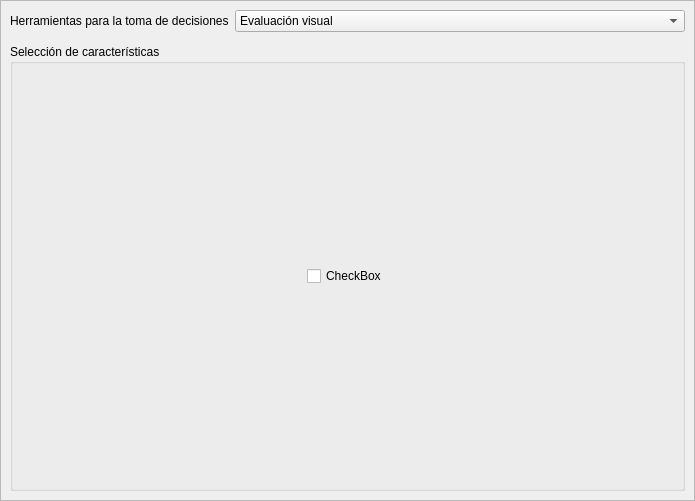
The window that ui_src/FS/FeatureSelectionWidget.ui (elagabalus01/myner) describes before a commit, drawn with Qt 5.
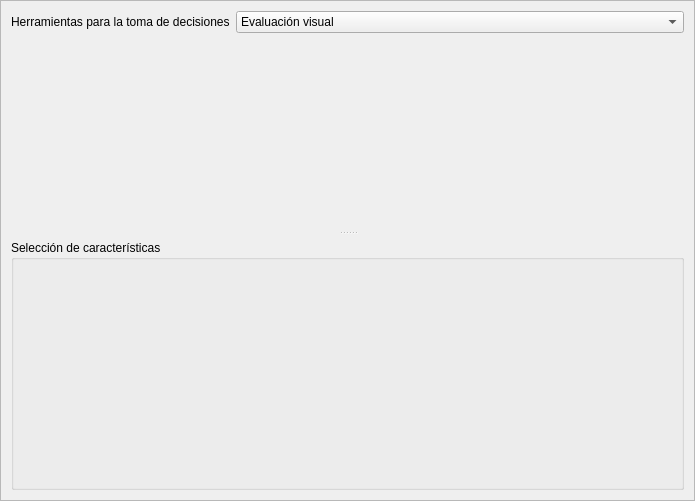
The same window after the commit.

The edit to the form file:
```diff
--- a/ui_src/FS/FeatureSelectionWidget.ui
+++ b/ui_src/FS/FeatureSelectionWidget.ui
@@ -13,10 +13,7 @@
   <property name="windowTitle">
    <string>Form</string>
   </property>
-  <layout class="QVBoxLayout" name="verticalLayout">
-   <property name="spacing">
-    <number>0</number>
-   </property>
+  <layout class="QGridLayout" name="gridLayout_3">
    <property name="leftMargin">
     <number>0</number>
    </property>
@@ -29,7 +26,7 @@
    <property name="bottomMargin">
     <number>0</number>
    </property>
-   <item>
+   <item row="0" column="0">
     <widget class="QScrollArea" name="scrollArea">
      <property name="sizePolicy">
       <sizepolicy hsizetype="Expanding" vsizetype="Expanding">
@@ -49,20 +46,53 @@
         <height>499</height>
        </rect>
       </property>
-      <layout class="QGridLayout" name="gridLayout_2">
+      <layout class="QGridLayout" name="gridLayout_4">
+       <property name="leftMargin">
+        <number>5</number>
+       </property>
+       <property name="topMargin">
+        <number>5</number>
+       </property>
+       <property name="rightMargin">
+        <number>5</number>
+       </property>
+       <property name="bottomMargin">
+        <number>5</number>
+       </property>
        <item row="0" column="0">
-        <widget class="QLabel" name="label">
-         <property name="sizePolicy">
-          <sizepolicy hsizetype="Fixed" vsizetype="Fixed">
-           <horstretch>0</horstretch>
-           <verstretch>0</verstretch>
-          </sizepolicy>
+        <widget class="QSplitter" name="splitter">
+         <property name="baseSize">
+          <size>
+           <width>0</width>
+           <height>0</height>
+          </size>
          </property>
-         <property name="text">
-          <string>Herramientas para la toma de decisiones</string>
+         <property name="lineWidth">
+          <number>1</number>
          </property>
-        </widget>
-       </item>
+         <property name="orientation">
+          <enum>Qt::Vertical</enum>
+         </property>
+         <property name="opaqueResize">
+          <bool>true</bool>
+         </property>
+         <property name="handleWidth">
+          <number>3</number>
+         </property>
+         <widget class="QWidget" name="widget" native="true">
+          <layout class="QGridLayout" name="gridLayout">
+           <property name="leftMargin">
+            <number>5</number>
+           </property>
+           <property name="topMargin">
+            <number>5</number>
+           </property>
+           <property name="rightMargin">
+            <number>5</number>
+           </property>
+           <property name="bottomMargin">
+            <number>5</number>
+           </property>
        <item row="0" column="1">
         <widget class="QComboBox" name="method_box">
          <item>
@@ -82,32 +112,23 @@
          </item>
         </widget>
        </item>
+           <item row="0" column="0">
+            <widget class="QLabel" name="label">
+             <property name="sizePolicy">
+              <sizepolicy hsizetype="Fixed" vsizetype="Fixed">
+               <horstretch>0</horstretch>
+               <verstretch>0</verstretch>
+              </sizepolicy>
+             </property>
+             <property name="text">
+              <string>Herramientas para la toma de decisiones</string>
+             </property>
+            </widget>
+           </item>
        <item row="2" column="0" colspan="2">
-        <widget class="QGroupBox" name="groupBox">
-         <property name="title">
-          <string>Selección de características</string>
-         </property>
-         <layout class="QGridLayout" name="gridLayout">
-          <item row="0" column="0">
-           <widget class="QCheckBox" name="checkBox">
-            <property name="sizePolicy">
-             <sizepolicy hsizetype="Fixed" vsizetype="Fixed">
-              <horstretch>0</horstretch>
-              <verstretch>0</verstretch>
-             </sizepolicy>
-            </property>
-            <property name="text">
-             <string>CheckBox</string>
-            </property>
-           </widget>
-          </item>
-         </layout>
-        </widget>
-       </item>
-       <item row="1" column="0" colspan="2">
         <widget class="QStackedWidget" name="method">
          <property name="sizePolicy">
-          <sizepolicy hsizetype="Preferred" vsizetype="Maximum">
+              <sizepolicy hsizetype="Preferred" vsizetype="Expanding">
            <horstretch>0</horstretch>
            <verstretch>0</verstretch>
           </sizepolicy>
@@ -115,6 +136,47 @@
          <property name="currentIndex">
           <number>-1</number>
          </property>
+            </widget>
+           </item>
+          </layout>
+         </widget>
+         <widget class="QWidget" name="widget_2" native="true">
+          <layout class="QGridLayout" name="gridLayout_2">
+           <property name="leftMargin">
+            <number>5</number>
+           </property>
+           <property name="topMargin">
+            <number>6</number>
+           </property>
+           <property name="rightMargin">
+            <number>5</number>
+           </property>
+           <property name="bottomMargin">
+            <number>5</number>
+           </property>
+           <item row="0" column="0">
+            <widget class="QGroupBox" name="featuresGroup">
+             <property name="title">
+              <string>Selección de características</string>
+             </property>
+             <layout class="QGridLayout" name="feature_grid">
+              <property name="leftMargin">
+               <number>5</number>
+              </property>
+              <property name="topMargin">
+               <number>5</number>
+              </property>
+              <property name="rightMargin">
+               <number>5</number>
+              </property>
+              <property name="bottomMargin">
+               <number>5</number>
+              </property>
+             </layout>
+            </widget>
+           </item>
+          </layout>
+         </widget>
         </widget>
        </item>
       </layout>
```
Lines whose indentation alone changed are shown as unchanged.
